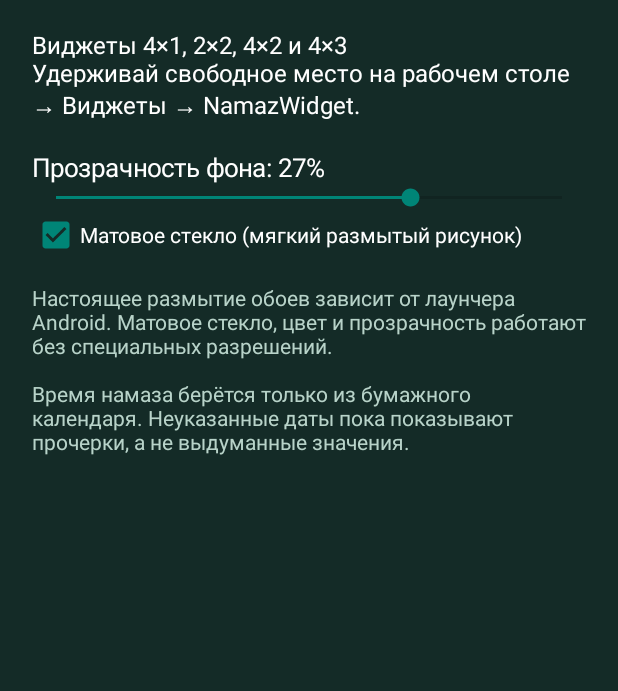
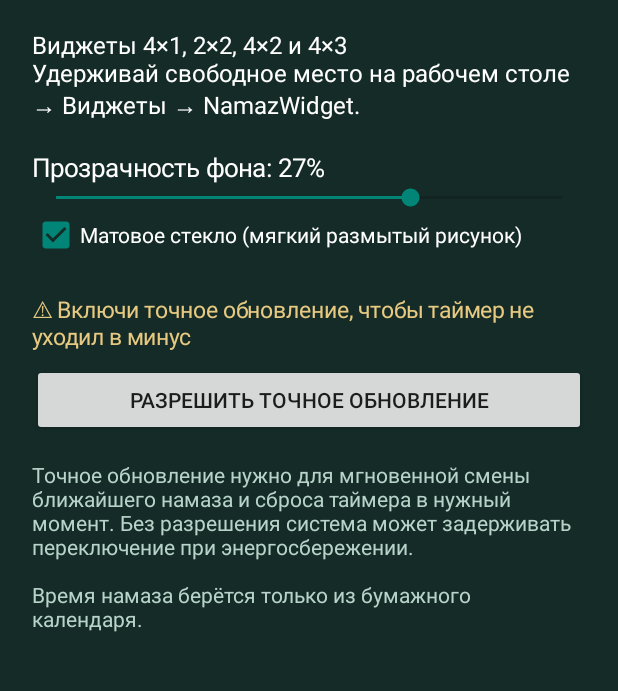
Before and after one commit to 2013imamo5-ai/NamazWidget, an Android app: the screen it shows after launch (MainActivity), on a phone screen of 412 x 824 dp, the part 100-791 px from its top. Run offline under Robolectric (Android 15) with nearby library versions, the phone set to English and light mode, and no system bars.

Commit message:
Add one-tap exact alarm permission screen and refresh widgets on returning to app

```diff
--- a/app/src/main/java/com/namazwidget/app/MainActivity.java
+++ b/app/src/main/java/com/namazwidget/app/MainActivity.java
@@ -1,9 +1,16 @@
 package com.namazwidget.app;
 
 import android.app.Activity;
+import android.app.AlarmManager;
 import android.appwidget.AppWidgetManager;
 import android.content.ComponentName;
 import android.content.Context;
+import android.content.Intent;
+import android.net.Uri;
+import android.os.Build;
+import android.provider.Settings;
+import android.view.View;
+import android.widget.Button;
 import android.graphics.Color;
 import android.os.Bundle;
 import android.widget.CheckBox;
@@ -13,6 +20,8 @@ import android.widget.TextView;
 
 public class MainActivity extends Activity {
     private int green = Color.rgb(20,43,39);
+    private Button alarmPermissionButton;
+    private TextView alarmPermissionInfo;
     @Override public void onCreate(Bundle state) {
         super.onCreate(state);
         LinearLayout root = new LinearLayout(this);
@@ -58,12 +67,49 @@ public class MainActivity extends Activity {
             getPreferences(MODE_PRIVATE).edit().putBoolean("haze",checked).apply(); refresh();
         });
         root.addView(haze);
+
+        alarmPermissionInfo=new TextView(this);
+        alarmPermissionInfo.setTextColor(Color.rgb(231,201,130));
+        alarmPermissionInfo.setTextSize(15);
+        alarmPermissionInfo.setPadding(0,35,0,12);
+        root.addView(alarmPermissionInfo);
+
+        alarmPermissionButton=new Button(this);
+        alarmPermissionButton.setText("Разрешить точное обновление");
+        alarmPermissionButton.setOnClickListener(button -> {
+            if(Build.VERSION.SDK_INT>=Build.VERSION_CODES.S) {
+                Intent request=new Intent(Settings.ACTION_REQUEST_SCHEDULE_EXACT_ALARM);
+                request.setData(Uri.parse("package:"+getPackageName()));
+                try {
+                    startActivity(request);
+                } catch(Exception problem) {
+                    Intent settings=new Intent(Settings.ACTION_APPLICATION_DETAILS_SETTINGS,
+                            Uri.parse("package:"+getPackageName()));
+                    startActivity(settings);
+                }
+            }
+        });
+        root.addView(alarmPermissionButton);
+
         TextView note = new TextView(this);
-        note.setText("\nНастоящее размытие обоев зависит от лаунчера Android. Матовое стекло, цвет и прозрачность работают без специальных разрешений.\n\nВремя намаза берётся только из бумажного календаря. Неуказанные даты пока показывают прочерки, а не выдуманные значения.");
+        note.setText("\nТочное обновление нужно для мгновенной смены ближайшего намаза и сброса таймера в нужный момент. Без разрешения система может задерживать переключение при энергосбережении.\n\nВремя намаза берётся только из бумажного календаря.");
         note.setTextColor(Color.rgb(184,211,201));
         note.setTextSize(14);
         root.addView(note);
         setContentView(root);
+    }
+    @Override protected void onResume() {
+        super.onResume();
+        if(alarmPermissionInfo!=null && alarmPermissionButton!=null) {
+            AlarmManager alarm=(AlarmManager)getSystemService(Context.ALARM_SERVICE);
+            boolean allowed=Build.VERSION.SDK_INT<Build.VERSION_CODES.S ||
+                    (alarm!=null && alarm.canScheduleExactAlarms());
+            alarmPermissionInfo.setText(allowed
+                    ? "✓ Точное обновление времени включено"
+                    : "⚠ Включи точное обновление, чтобы таймер не уходил в минус");
+            alarmPermissionButton.setVisibility(allowed?View.GONE:View.VISIBLE);
+        }
+        refresh();
     }
     private void refresh() {
         AppWidgetManager wm=AppWidgetManager.getInstance(this);
```
